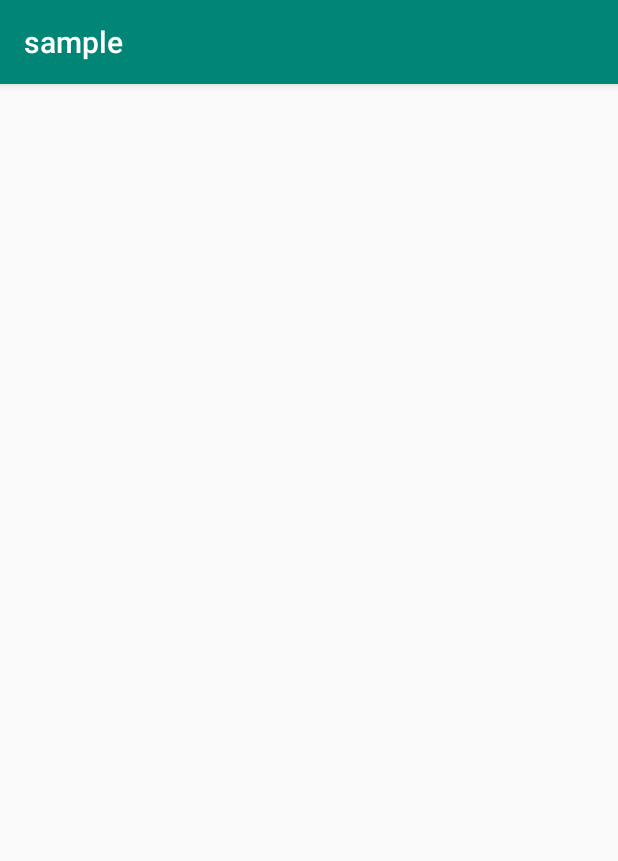
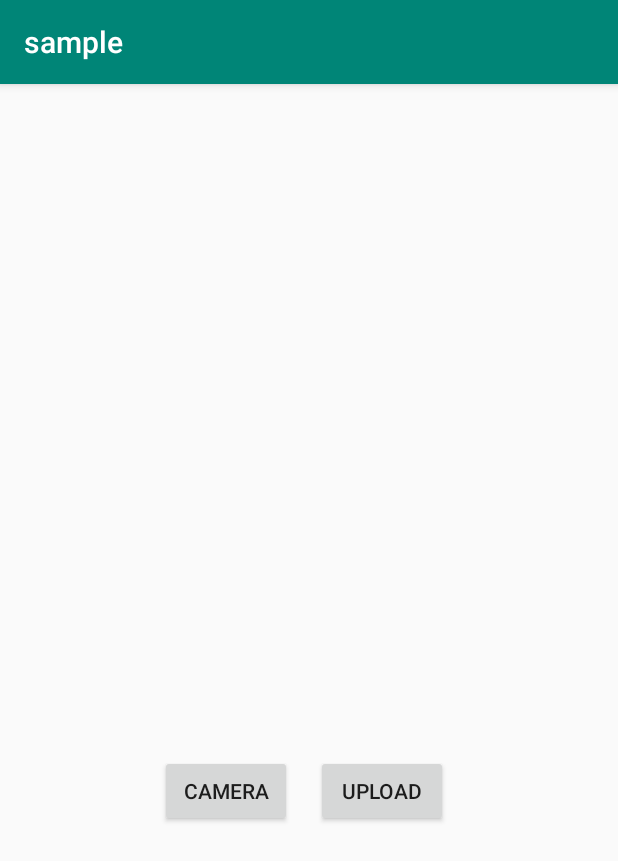
Before and after one commit to kaushik77050/VruRakshakSample, an Android app: the UploadPic screen opened directly, with no data from a screen before it, on a phone screen of 412 x 824 dp. Shown: the top 861 px of the screen. Run offline under Robolectric (Android 15) with nearby library versions, the phone set to English and light mode, and no system bars; our stand-ins replace Firebase (no records; nobody signed in at launch, a user with empty details on screens opened directly).

Commit message:
Worker can upload pipc of dustbin

```diff
--- a/app/build.gradle
+++ b/app/build.gradle
@@ -28,7 +28,8 @@ dependencies {
     implementation 'com.google.android.gms:play-services-maps:16.1.0'
     implementation 'com.google.firebase:firebase-database:16.0.4'
     implementation 'com.google.android.gms:play-services-location:17.0.0'
-    testImplementation 'junit:junit:4.12'
+    implementation 'com.google.firebase:firebase-storage:16.0.4'
+testImplementation 'junit:junit:4.12'
     androidTestImplementation 'androidx.test.ext:junit:1.1.1'
     androidTestImplementation 'androidx.test.espresso:espresso-core:3.1.1'
     implementation 'com.google.android.material:material:1.1.0'
--- a/app/src/main/AndroidManifest.xml
+++ b/app/src/main/AndroidManifest.xml
@@ -8,6 +8,8 @@
     -->
     <uses-permission android:name="android.permission.ACCESS_FINE_LOCATION" />
     <uses-permission android:name="android.permission.ACCESS_NETWORK_STATE" />
+    <uses-permission android:name="android.permission.CAMERA"/>
+    <uses-permission android:name="android.permission.WRITE_EXTERNAL_STORAGE"/>
 
     <application
         android:allowBackup="true"
--- a/app/src/main/res/layout/activity_upload_pic.xml
+++ b/app/src/main/res/layout/activity_upload_pic.xml
@@ -6,4 +6,37 @@
     android:layout_height="match_parent"
     tools:context=".UploadPic">
 
+    <ImageView
+        android:id="@+id/displayImageView"
+        android:layout_width="300dp"
+        android:layout_height="300dp"
+        app:layout_constraintBottom_toBottomOf="parent"
+        app:layout_constraintEnd_toEndOf="parent"
+        app:layout_constraintStart_toStartOf="parent"
+        app:layout_constraintTop_toTopOf="parent"
+        app:layout_constraintVertical_bias="0.23000002"
+        tools:srcCompat="@tools:sample/avatars" />
+
+    <Button
+        android:id="@+id/cameraBtn"
+        android:layout_width="wrap_content"
+        android:layout_height="wrap_content"
+        android:layout_marginTop="40dp"
+        android:text="Camera"
+        app:layout_constraintEnd_toEndOf="parent"
+        app:layout_constraintHorizontal_bias="0.33"
+        app:layout_constraintStart_toStartOf="parent"
+        app:layout_constraintTop_toBottomOf="@+id/displayImageView" />
+
+    <Button
+        android:id="@+id/uploadBtn"
+        android:layout_width="wrap_content"
+        android:layout_height="wrap_content"
+        android:layout_marginStart="16dp"
+        android:text="Upload"
+        app:layout_constraintBottom_toBottomOf="@+id/cameraBtn"
+        app:layout_constraintStart_toEndOf="@+id/cameraBtn"
+        app:layout_constraintTop_toTopOf="@+id/cameraBtn"
+        android:layout_marginLeft="16dp" />
+
 </androidx.constraintlayout.widget.ConstraintLayout>
```
Also changed, not shown: app/src/main/java/com/example/sample/UploadPic.java (+138 -0 lines), app/src/main/java/com/example/sample/WorkerActivity1.java (+6 -2 lines), 1 other file.
